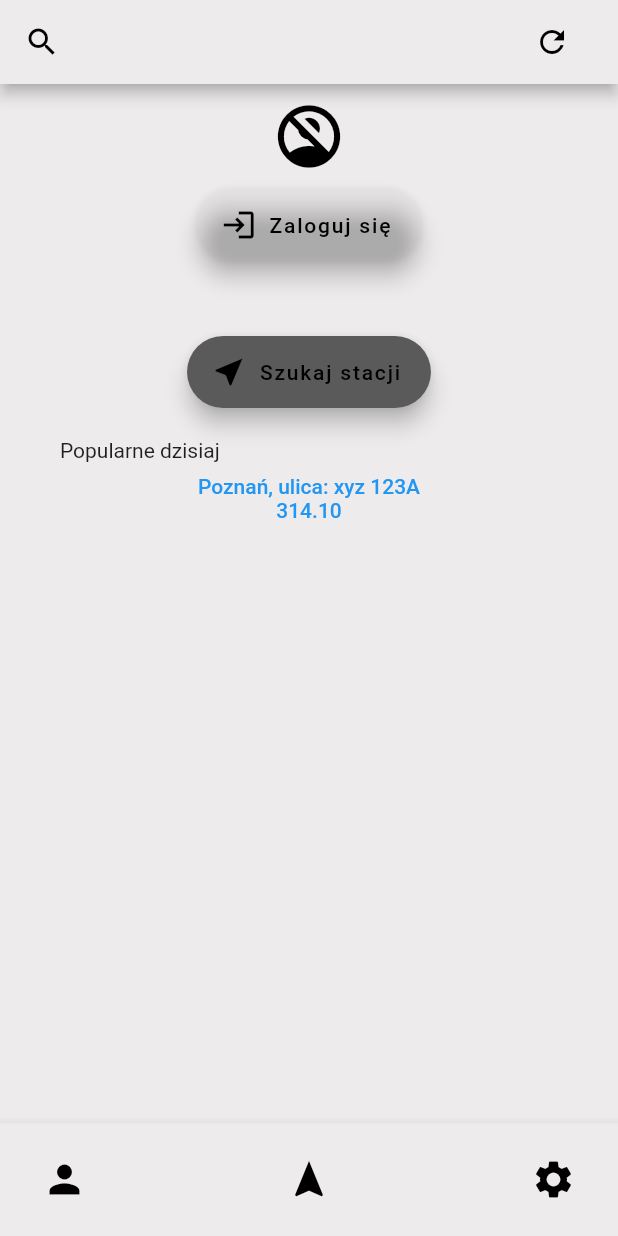
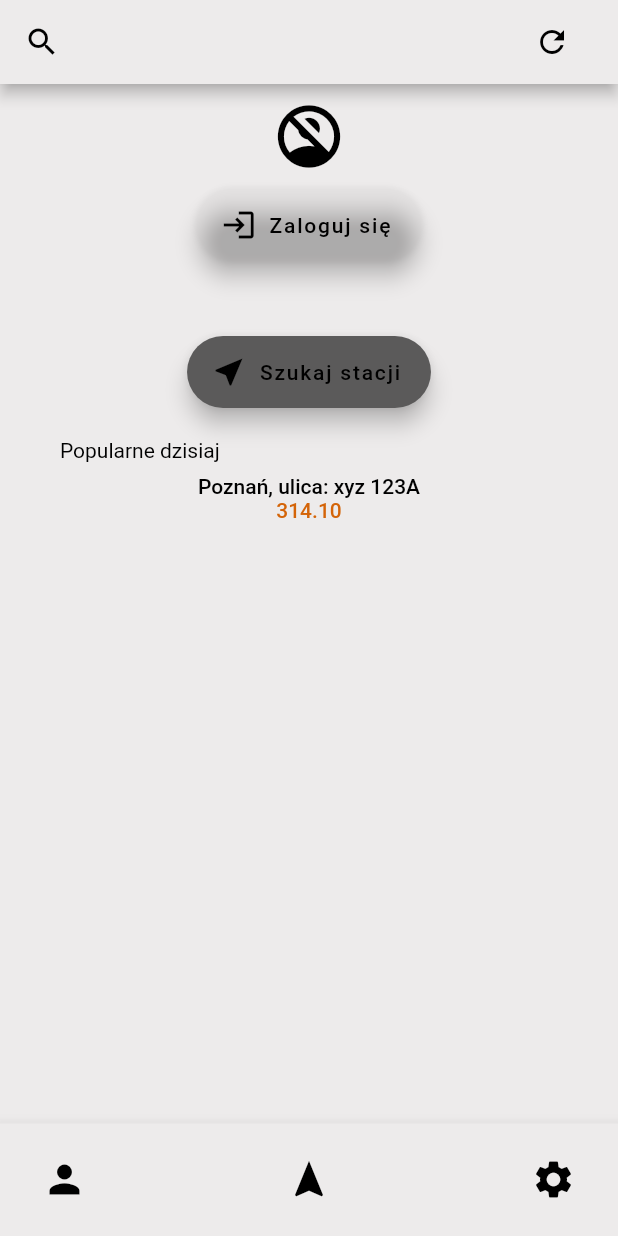
Before and after one commit to PatrykWysocki5140/fueler, a Flutter app: the screen it shows after launch, on a phone screen of 412 x 824 dp. Run offline on Flutter 3.47's test engine with Material 2 defaults, Android fonts, the phone set to English and light mode, and no system bars; our stand-ins replace flutter_map, font_awesome_flutter, latlong2, shared_preferences, tuple; missing offline and left inert: flutter_map_marker_popup; generated files the repository leaves out were written again.

Commit message:
new colors

```diff
--- a/lib/l10n/app_en.arb
+++ b/lib/l10n/app_en.arb
@@ -7,7 +7,12 @@
     "searchSearchPage": "Search",
     "localizationSearchPage": "Location",
     "fuelcostSearchPage": "Ceny paliw:",
+    "correctValidator": "Poprawne dane",
+    "nullValidator": "Pole nie może być puste",
     "textValidator": "Wpisz tekst",
+    "numberValidator": "Wpisz numer telefonu",
+    "lenghtValidator": "Za dużo znaków",
+    "passworddiffrentValidator": "Hasła się różnią",
     "phonenumber": "Numer telefonu",
     "username": "Nazwa użytkownika",
     "password": "Hasło",
--- a/lib/l10n/app_pl.arb
+++ b/lib/l10n/app_pl.arb
@@ -7,7 +7,12 @@
     "searchSearchPage": "Search",
     "localizationSearchPage": "Location",
     "fuelcostSearchPage": "Fuel prices",
+    "correctValidator": "Correctly completed field",
+    "nullValidator": "Field cannot be empty",
     "textValidator": "Please enter some text",
+    "numberValidator": "Please enter phone number",
+    "lenghtValidator": "Too many characters",
+    "passworddiffrentValidator": "Passwords are different",
     "phonenumber": "Phone number",
     "username": "User name",
     "password": "Password",
--- a/lib/settings/themes/styles.dart
+++ b/lib/settings/themes/styles.dart
@@ -6,12 +6,13 @@ class Styles {
     return ThemeData(
         //primarySwatch: isDarkTheme ? Colors.red : Colors.white,
         //backgroundColor: isDarkTheme ? GetColors.lightBlack : GetColors.white,
-        //primaryColor: isDarkTheme ? GetColors.lightBlack : GetColors.white,
+        //primaryColor: isDarkTheme ? GetColors.red : GetColors.red,
         //indicatorColor: isDarkTheme ? GetColors.lightBlack : GetColors.white,
         //hintColor: isDarkTheme ? GetColors.lightBlack : GetColors.white,
         //highlightColor: isDarkTheme ? GetColors.lightBlack : GetColors.white,
         //focusColor: isDarkTheme ? GetColors.black : GetColors.red,
         //disabledColor: isDarkTheme ? GetColors.red : GetColors.white,
+        //splashColor: GetColors.green,
         hoverColor: isDarkTheme ? GetColors.black : GetColors.red,
         appBarTheme: AppBarTheme(
           backgroundColor: isDarkTheme ? GetColors.gray : GetColors.white,
@@ -29,6 +30,22 @@ class Styles {
         iconTheme: IconThemeData(
           color: isDarkTheme ? GetColors.red : GetColors.black,
         ),
+        /*buttonTheme: ButtonThemeData(
+            buttonColor: isDarkTheme ? GetColors.black : GetColors.white,
+            textTheme: ButtonTextTheme.primary),*/
+
+        textTheme: TextTheme(
+            bodyText1:
+                TextStyle(color: isDarkTheme ? GetColors.red : GetColors.black),
+            bodyText2:
+                TextStyle(color: isDarkTheme ? GetColors.red : GetColors.black),
+            button: TextStyle(
+                color: isDarkTheme ? GetColors.red : GetColors.white)),
+        textButtonTheme: TextButtonThemeData(
+            style: ButtonStyle(
+                foregroundColor: MaterialStateProperty.all(
+          isDarkTheme ? GetColors.red : GetColors.black,
+        ))),
         inputDecorationTheme: InputDecorationTheme(
           labelStyle: TextStyle(
             color: isDarkTheme ? GetColors.red : GetColors.black,
--- a/lib/widgets/stationinfo.dart
+++ b/lib/widgets/stationinfo.dart
@@ -1,4 +1,5 @@
 import 'package:flutter/material.dart';
+import 'package:fueler/settings/themes/styles.dart';
 
 import '../layouts/main-layout.dart';
 
@@ -33,7 +34,10 @@ class StationInfo extends StatelessWidget {
             Row(children: [
               Column(
                 children: [
-                  Text(pb.toStringAsFixed(2))
+                  Text(
+                    pb.toStringAsFixed(2),
+                    style: TextStyle(color: GetColors.orange),
+                  )
                   //zdjecie
                   //cena
                 ],
```
Also changed, not shown: lib/pages/user_less_page.dart (+13 -2 lines).
